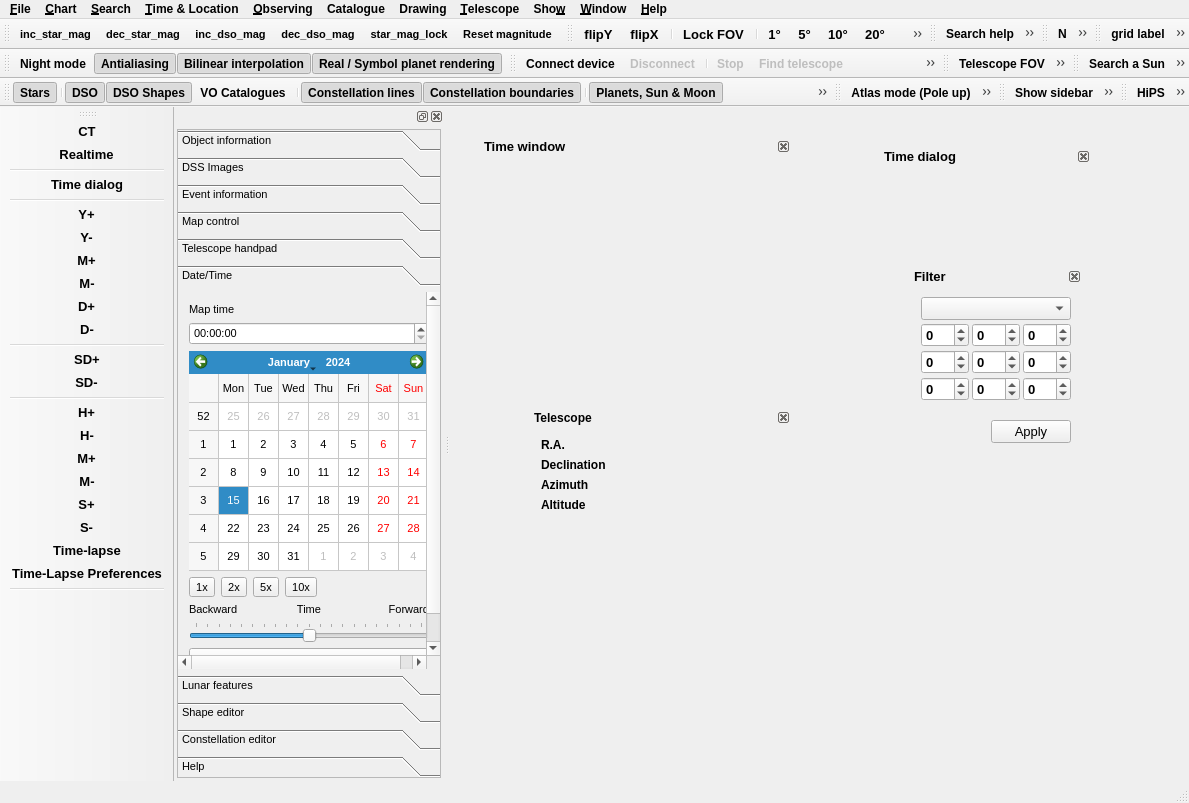
First picture: the form in mainwindow.ui, repository PavelMr/skytechx, before the edit.
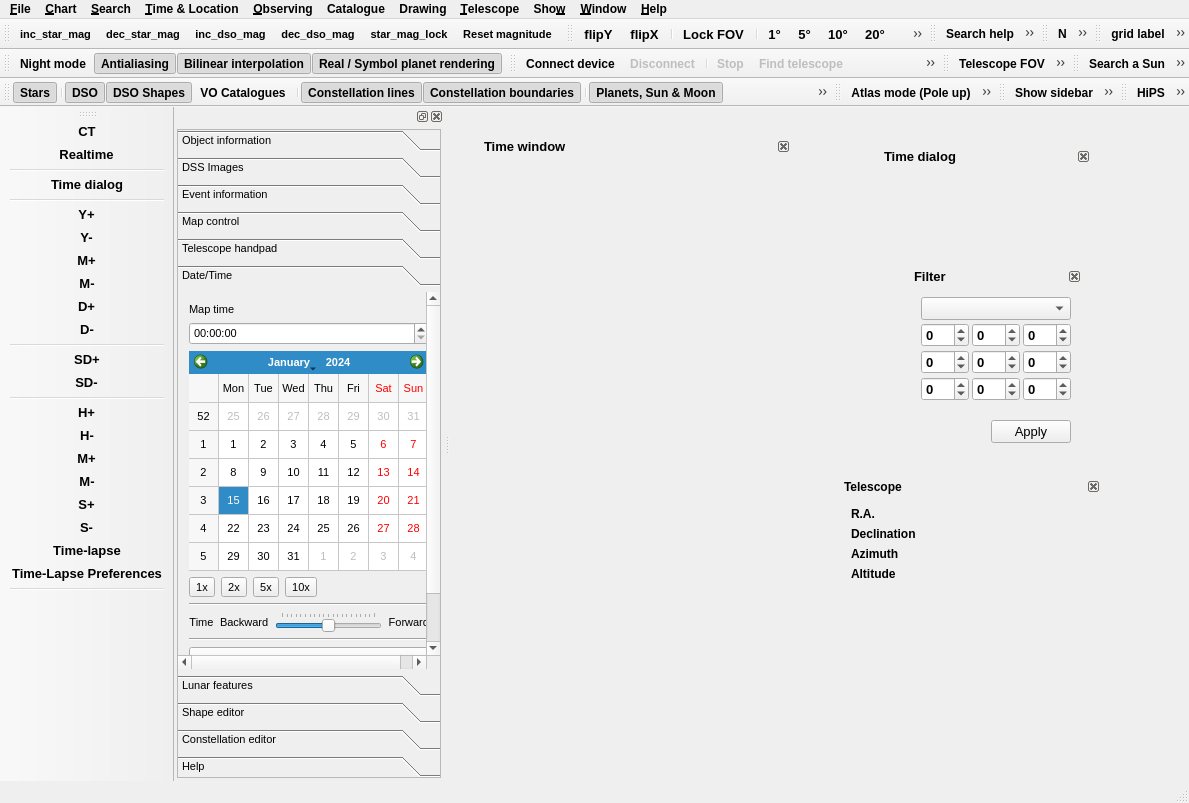
Second picture: the form after the edit. Icons and pictures are not drawn. Custom widgets are drawn as their Qt base class.

Patch:
```diff
--- a/mainwindow.ui
+++ b/mainwindow.ui
@@ -66,7 +66,7 @@
        <x>30</x>
        <y>10</y>
        <width>311</width>
-       <height>241</height>
+       <height>51</height>
       </rect>
      </property>
      <property name="sizePolicy">
@@ -99,8 +99,8 @@
     <widget class="QDockWidget" name="dockTele">
      <property name="geometry">
       <rect>
-       <x>80</x>
-       <y>281</y>
+       <x>390</x>
+       <y>350</y>
        <width>261</width>
        <height>118</height>
       </rect>
@@ -2931,7 +2931,7 @@
           <x>0</x>
           <y>0</y>
           <width>268</width>
-          <height>402</height>
+          <height>430</height>
          </rect>
         </property>
         <attribute name="label">
@@ -2939,7 +2939,10 @@
         </attribute>
         <layout class="QVBoxLayout" name="verticalLayout_10">
          <item>
-          <layout class="QVBoxLayout" name="verticalLayout_9">
+          <layout class="QVBoxLayout" name="verticalLayout_17">
+           <property name="spacing">
+            <number>6</number>
+           </property>
            <item>
             <widget class="QLabel" name="label_19">
              <property name="text">
@@ -3020,8 +3023,25 @@
              </item>
             </layout>
            </item>
+           <item>
+            <widget class="Line" name="line_20">
+             <property name="orientation">
+              <enum>Qt::Horizontal</enum>
+             </property>
+            </widget>
+           </item>
            <item>
             <layout class="QHBoxLayout" name="horizontalLayout_6">
+             <item>
+              <widget class="QLabel" name="label_18">
+               <property name="text">
+                <string>Time</string>
+               </property>
+               <property name="alignment">
+                <set>Qt::AlignCenter</set>
+               </property>
+              </widget>
+             </item>
              <item>
               <widget class="QLabel" name="label_17">
                <property name="text">
@@ -3030,28 +3050,6 @@
               </widget>
              </item>
              <item>
-              <widget class="QLabel" name="label_18">
-               <property name="text">
-                <string>Time</string>
-               </property>
-               <property name="alignment">
-                <set>Qt::AlignCenter</set>
-               </property>
-              </widget>
-             </item>
-             <item>
-              <widget class="QLabel" name="label_16">
-               <property name="text">
-                <string>Forward</string>
-               </property>
-               <property name="alignment">
-                <set>Qt::AlignRight|Qt::AlignTrailing|Qt::AlignVCenter</set>
-               </property>
-              </widget>
-             </item>
-            </layout>
-           </item>
-           <item>
             <widget class="QSlider" name="horizontalSlider">
              <property name="minimum">
               <number>-100</number>
@@ -3077,20 +3075,48 @@
             </widget>
            </item>
            <item>
+              <widget class="QLabel" name="label_16">
+               <property name="text">
+                <string>Forward</string>
+               </property>
+               <property name="alignment">
+                <set>Qt::AlignRight|Qt::AlignTrailing|Qt::AlignVCenter</set>
+               </property>
+              </widget>
+             </item>
+            </layout>
+           </item>
+           <item>
+            <widget class="Line" name="line_21">
+             <property name="orientation">
+              <enum>Qt::Horizontal</enum>
+             </property>
+            </widget>
+           </item>
+           <item>
             <widget class="QComboBox" name="comboBox_4"/>
            </item>
+           <item>
+            <widget class="Line" name="line_22">
+             <property name="orientation">
+              <enum>Qt::Horizontal</enum>
+             </property>
+            </widget>
+           </item>
            <item>
             <widget class="SkWatch" name="widget_2" native="true">
              <property name="minimumSize">
               <size>
                <width>0</width>
-               <height>0</height>
+               <height>20</height>
               </size>
              </property>
             </widget>
            </item>
+          </layout>
+         </item>
            <item>
-            <spacer name="verticalSpacer_9">
+          <spacer name="verticalSpacer_15">
              <property name="orientation">
               <enum>Qt::Vertical</enum>
              </property>
@@ -3101,8 +3127,6 @@
               </size>
              </property>
             </spacer>
-           </item>
-          </layout>
          </item>
         </layout>
        </widget>
```
Lines whose indentation alone changed are shown as unchanged.
